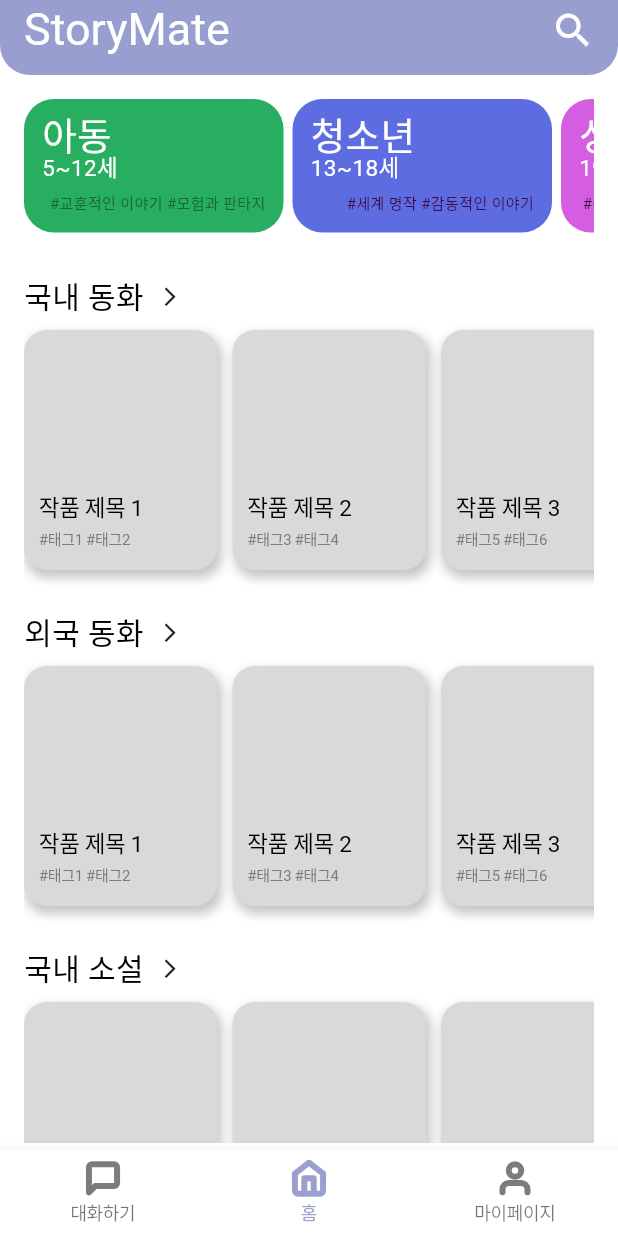
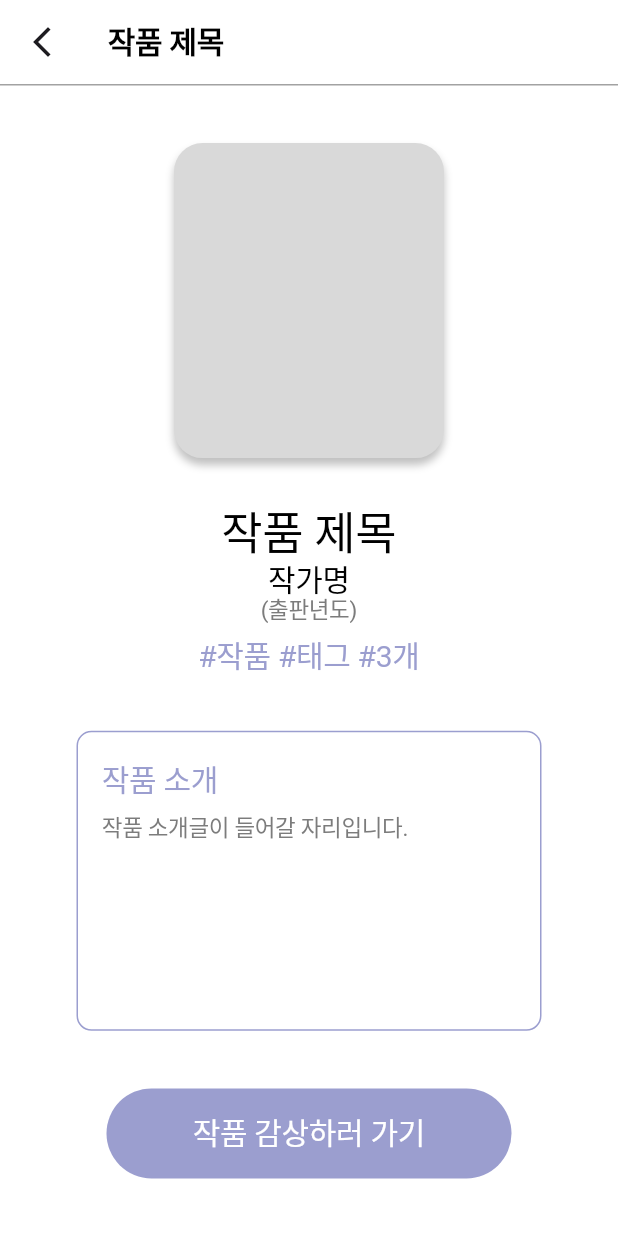
Before and after one commit to siiion/Story-Mate_Frontend, a Flutter app: the screen it shows after launch, on a phone screen of 412 x 824 dp. Run offline on Flutter 3.47's test engine with Material 3 defaults, Android fonts, the phone set to English and light mode, and no system bars; our stand-ins replace flutter_svg, get; Roboto replaces fonts that are missing (Jua, Nanum).

Commit message:
FEAT: 작품 소개 UI 구현

```diff
--- /dev/null
+++ b/lib/components/book_app_bar.dart
@@ -0,0 +1,47 @@
+import 'package:flutter/material.dart';
+import 'package:storymate/components/theme.dart';
+
+class BookAppBar extends StatelessWidget implements PreferredSizeWidget {
+  final String title; // 작품 제목
+  final Function() onLeadingTap; // 뒤로가기 클릭 시
+
+  const BookAppBar({
+    super.key,
+    required this.title,
+    required this.onLeadingTap,
+  });
+
+  @override
+  Widget build(BuildContext context) {
+    return AppBar(
+      backgroundColor: AppTheme.backgroundColor,
+      leading: GestureDetector(
+        onTap: onLeadingTap,
+        child: Icon(Icons.arrow_back_ios_new),
+      ),
+      centerTitle: false,
+      title: Text(
+        title,
+        style: TextStyle(
+          color: Colors.black,
+          fontSize: 20,
+          fontFamily: 'Nanum',
+          fontWeight: FontWeight.w600,
+          height: 1,
+          letterSpacing: -0.23,
+        ),
+      ),
+      bottom: PreferredSize(
+        preferredSize: Size.fromHeight(1.0),
+        child: Container(
+          height: 1.0,
+          color: Color(0xffa2a2a2),
+        ),
+      ),
+    );
+  }
+
+  @override
+  Size get preferredSize =>
+      const Size.fromHeight(56.0 + 1.0); // AppBar 높이 + Border
+}
--- a/lib/components/custom_card.dart
+++ b/lib/components/custom_card.dart
@@ -1,21 +1,24 @@
 // 작품 카드 위젯
 
 import 'package:flutter/material.dart';
-import 'package:flutter/widgets.dart';
 
 class CustomCard extends StatelessWidget {
   final String title;
   final String tags;
+  final Function() onTap;
 
   const CustomCard({
     super.key,
     required this.title,
     required this.tags,
+    required this.onTap,
   });
 
   @override
   Widget build(BuildContext context) {
-    return Container(
+    return GestureDetector(
+      onTap: onTap,
+      child: Container(
         width: 129,
         decoration: BoxDecoration(
           color: Color(0xffd9d9d9),
@@ -60,6 +63,7 @@ class CustomCard extends StatelessWidget {
             ],
           ),
         ),
+      ),
     );
   }
 }
--- a/lib/components/recommend_card_item.dart
+++ b/lib/components/recommend_card_item.dart
@@ -1,6 +1,8 @@
 import 'package:flutter/material.dart';
+import 'package:get/get.dart';
 import 'package:storymate/components/custom_card.dart';
 import 'package:storymate/components/theme.dart';
+import 'package:storymate/views/book_intro_page.dart';
 
 class RecommendCardItem extends StatelessWidget {
   final String title;
@@ -31,7 +33,13 @@ class RecommendCardItem extends StatelessWidget {
         padding: const EdgeInsets.all(8.0),
         child: Row(
           children: [
-            CustomCard(title: title, tags: tag),
+            CustomCard(
+              title: title,
+              tags: tag,
+              onTap: () {
+                Get.to(BookIntroPage(), arguments: title);
+              },
+            ),
             Padding(
               padding: const EdgeInsets.only(top: 10, left: 10),
               child: Column(
--- a/lib/main.dart
+++ b/lib/main.dart
@@ -14,7 +14,8 @@ class MyApp extends StatelessWidget {
     return GetMaterialApp(
       debugShowCheckedModeBanner: false,
       title: 'StoryMate',
-      initialRoute: AppRoutes.HOME,
+      // initialRoute: AppRoutes.HOME,
+      initialRoute: '/book_intro',
       getPages: AppRoutes.routes,
     );
   }
--- a/lib/routes/app_routes.dart
+++ b/lib/routes/app_routes.dart
@@ -1,6 +1,7 @@
 // 라우팅 관리
 
 import 'package:get/get.dart';
+import 'package:storymate/views/book_intro_page.dart';
 import 'package:storymate/views/book_list_page.dart';
 import 'package:storymate/views/book_search_page.dart';
 import 'package:storymate/views/home_page.dart';
@@ -23,5 +24,10 @@ class AppRoutes {
       name: '/book_search',
       page: () => BookSearchPage(),
     ),
+    // 작품 소개 화면
+    GetPage(
+      name: '/book_intro',
+      page: () => BookIntroPage(),
+    ),
   ];
 }
--- /dev/null
+++ b/lib/view_models/book_intro_controller.dart
@@ -0,0 +1,8 @@
+import 'package:get/get.dart';
+
+class BookIntroController extends GetxController {
+  // 뒤로 가기
+  void goBack() {
+    Get.back();
+  }
+}
--- a/lib/view_models/book_list_controller.dart
+++ b/lib/view_models/book_list_controller.dart
@@ -1,8 +1,19 @@
 import 'package:get/get.dart';
+import 'package:storymate/views/book_intro_page.dart';
 
 class BookListController extends GetxController {
   // 이전 화면으로 이동
   void goBack() {
     Get.back();
   }
+
+  // 작품 소개 화면으로 이동
+  void toIntroPage(String title) {
+    Get.to(
+      BookIntroPage(),
+      arguments: {
+        'title': title,
+      },
+    );
+  }
 }
--- a/lib/view_models/book_search_controller.dart
+++ b/lib/view_models/book_search_controller.dart
@@ -1,5 +1,6 @@
 import 'package:flutter/widgets.dart';
 import 'package:get/get.dart';
+import 'package:storymate/views/book_intro_page.dart';
 
 class BookSearchController extends GetxController {
   // 뒤로 가기
@@ -34,4 +35,14 @@ class BookSearchController extends GetxController {
           .toList();
     }
   }
+
+  // 작품 소개 화면으로 이동
+  void toIntroPage(String title) {
+    Get.to(
+      BookIntroPage(),
+      arguments: {
+        'title': title,
+      },
+    );
+  }
 }
--- a/lib/view_models/home_controller.dart
+++ b/lib/view_models/home_controller.dart
@@ -1,4 +1,5 @@
 import 'package:get/get.dart';
+import 'package:storymate/views/book_intro_page.dart';
 
 class HomeController extends GetxController {
   // 선택된 카테고리 정보
@@ -9,4 +10,14 @@ class HomeController extends GetxController {
     selectedCategory.value = category;
     Get.toNamed('/book_list', arguments: category);
   }
+
+  // 작품 소개 화면으로 이동
+  void toIntroPage(String title) {
+    Get.to(
+      BookIntroPage(),
+      arguments: {
+        'title': title,
+      },
+    );
+  }
 }
--- /dev/null
+++ b/lib/views/book_intro_page.dart
@@ -0,0 +1,181 @@
+import 'package:flutter/material.dart';
+import 'package:get/get.dart';
+import 'package:storymate/components/book_app_bar.dart';
+import 'package:storymate/components/theme.dart';
+import 'package:storymate/view_models/book_intro_controller.dart';
+
+class BookIntroPage extends StatelessWidget {
+  const BookIntroPage({super.key});
+
+  @override
+  Widget build(BuildContext context) {
+    final BookIntroController controller = Get.put(BookIntroController());
+
+    // Get.arguments로 전달받은 데이터를 title로 사용
+    final String title = Get.arguments ?? '작품 제목';
+
+    return Scaffold(
+      backgroundColor: AppTheme.backgroundColor,
+      appBar: BookAppBar(
+        title: title,
+        onLeadingTap: () {
+          controller.goBack();
+        },
+      ),
+      body: Center(
+        child: Column(
+          mainAxisAlignment: MainAxisAlignment.spaceEvenly,
+          children: [
+            // 작품 이미지가 들어갈 공간
+            Container(
+              width: 180,
+              height: 210,
+              decoration: ShapeDecoration(
+                color: Color(0xFFD9D9D9),
+                shape: RoundedRectangleBorder(
+                  borderRadius: BorderRadius.circular(19),
+                ),
+                shadows: [
+                  BoxShadow(
+                    color: Color(0x3F000000),
+                    blurRadius: 4,
+                    offset: Offset(0, 4),
+                    spreadRadius: 0,
+                  )
+                ],
+              ),
+            ),
+            Column(
+              children: [
+                // 작품명
+                Text(
+                  title,
+                  style: TextStyle(
+                    color: Colors.black,
+                    fontSize: 30,
+                    fontFamily: 'Jua',
+                    fontWeight: FontWeight.w400,
+                    height: 0.67,
+                    letterSpacing: -0.23,
+                  ),
+                ),
+                SizedBox(
+                  height: 10,
+                ),
+                // 작가명
+                Text(
+                  '작가명',
+                  style: TextStyle(
+                    color: Colors.black,
+                    fontSize: 20,
+                    fontFamily: 'Jua',
+                    fontWeight: FontWeight.w400,
+                    height: 1,
+                    letterSpacing: -0.23,
+                  ),
+                ),
+                // 출판년도
+                Text(
+                  '(출판년도)',
+                  style: TextStyle(
+                    color: Color(0xFF7C7C7C),
+                    fontSize: 15,
+                    fontFamily: 'Jua',
+                    fontWeight: FontWeight.w400,
+                    height: 1.33,
+                    letterSpacing: -0.23,
+                  ),
+                ),
+                SizedBox(
+                  height: 10,
+                ),
+                // 태그
+                Text(
+                  '#작품 #태그 #3개',
+                  style: TextStyle(
+                    color: Color(0xFF9B9ECF),
+                    fontSize: 20,
+                    fontFamily: 'Jua',
+                    fontWeight: FontWeight.w400,
+                    height: 1,
+                    letterSpacing: -0.23,
+                  ),
+                ),
+              ],
+            ),
+            // 작품 소개글
+            Container(
+              width: 310,
+              height: 200,
+              decoration: ShapeDecoration(
+                color: Colors.white,
+                shape: RoundedRectangleBorder(
+                  side: BorderSide(width: 1, color: Color(0xFF9B9ECF)),
+                  borderRadius: BorderRadius.circular(10),
+                ),
+              ),
+              child: Padding(
+                padding:
+                    const EdgeInsets.symmetric(horizontal: 16, vertical: 21),
+                child: Column(
+                  crossAxisAlignment: CrossAxisAlignment.start,
+                  children: [
+                    Text(
+                      '작품 소개',
+                      style: TextStyle(
+                        color: Color(0xFF9B9ECF),
+                        fontSize: 20,
+                        fontFamily: 'Jua',
+                        fontWeight: FontWeight.w400,
+                        height: 1,
+                        letterSpacing: -0.23,
+                      ),
+                    ),
+                    SizedBox(
+                      height: 10,
+                    ),
+                    Text(
+                      '작품 소개글이 들어갈 자리입니다.',
+                      style: TextStyle(
+                        color: Color(0xFF7C7C7C),
+                        fontSize: 15,
+                        fontFamily: 'Jua',
+                        fontWeight: FontWeight.w400,
+                        height: 1.33,
+                        letterSpacing: -0.23,
+                      ),
+                    ),
+                  ],
+                ),
+              ),
+            ),
+            // 작품 감상 버튼
+            Container(
+              width: 270,
+              height: 60,
+              decoration: ShapeDecoration(
+                color: Color(0xFF9B9ECF),
+                shape: RoundedRectangleBorder(
+                  borderRadius: BorderRadius.circular(30),
+                ),
+              ),
+              child: Center(
+                child: Text(
+                  '작품 감상하러 가기',
+                  style: TextStyle(
+                    color: Colors.white,
+                    fontSize: 20,
+                    fontFamily: 'Jua',
+                    fontWeight: FontWeight.w400,
+                    height: 1,
+                    letterSpacing: -0.23,
+                  ),
+                ),
+              ),
+            ),
+          ],
+        ),
+      ),
+    );
+  }
+}
--- a/lib/views/book_list_page.dart
+++ b/lib/views/book_list_page.dart
@@ -61,6 +61,9 @@ class BookListPage extends StatelessWidget {
               child: CustomCard(
                 title: item['title']!,
                 tags: item['tags']!,
+                onTap: () {
+                  controller.toIntroPage(item['title']!);
+                },
               ),
             );
           },
--- a/lib/views/book_search_page.dart
+++ b/lib/views/book_search_page.dart
@@ -104,6 +104,9 @@ class BookSearchPage extends StatelessWidget {
                             child: CustomCard(
                               title: result['title']!,
                               tags: result['tags']!,
+                              onTap: () {
+                                controller.toIntroPage(result['title']!);
+                              },
                             ),
                           );
                         },
--- a/lib/views/home_page.dart
+++ b/lib/views/home_page.dart
@@ -113,6 +113,9 @@ class HomePage extends StatelessWidget {
                         child: CustomCard(
                           title: item["title"] ?? "",
                           tags: item["tags"] ?? "",
+                          onTap: () {
+                            controller.toIntroPage(item["title"]!);
+                          },
                         ),
                       );
                     },
@@ -162,6 +165,9 @@ class HomePage extends StatelessWidget {
                         child: CustomCard(
                           title: item["title"] ?? "",
                           tags: item["tags"] ?? "",
+                          onTap: () {
+                            controller.toIntroPage(item["title"]!);
+                          },
                         ),
                       );
                     },
@@ -211,6 +217,9 @@ class HomePage extends StatelessWidget {
                         child: CustomCard(
                           title: item["title"] ?? "",
                           tags: item["tags"] ?? "",
+                          onTap: () {
+                            controller.toIntroPage(item["title"]!);
+                          },
                         ),
                       );
                     },
@@ -260,6 +269,9 @@ class HomePage extends StatelessWidget {
                         child: CustomCard(
                           title: item["title"] ?? "",
                           tags: item["tags"] ?? "",
+                          onTap: () {
+                            controller.toIntroPage(item["title"]!);
+                          },
                         ),
                       );
                     },
--- a/pubspec.yaml
+++ b/pubspec.yaml
@@ -23,5 +23,8 @@ flutter:
     - family: Jua
       fonts:
         - asset: assets/fonts/BMJUA_ttf.ttf
+    - family: Nanum
+      fonts:
+        - asset: assets/fonts/NanumGothic.ttf
   assets:
     - assets/
```
Also changed, not shown: 1 other file. Lines whose indentation alone changed are shown as unchanged.
